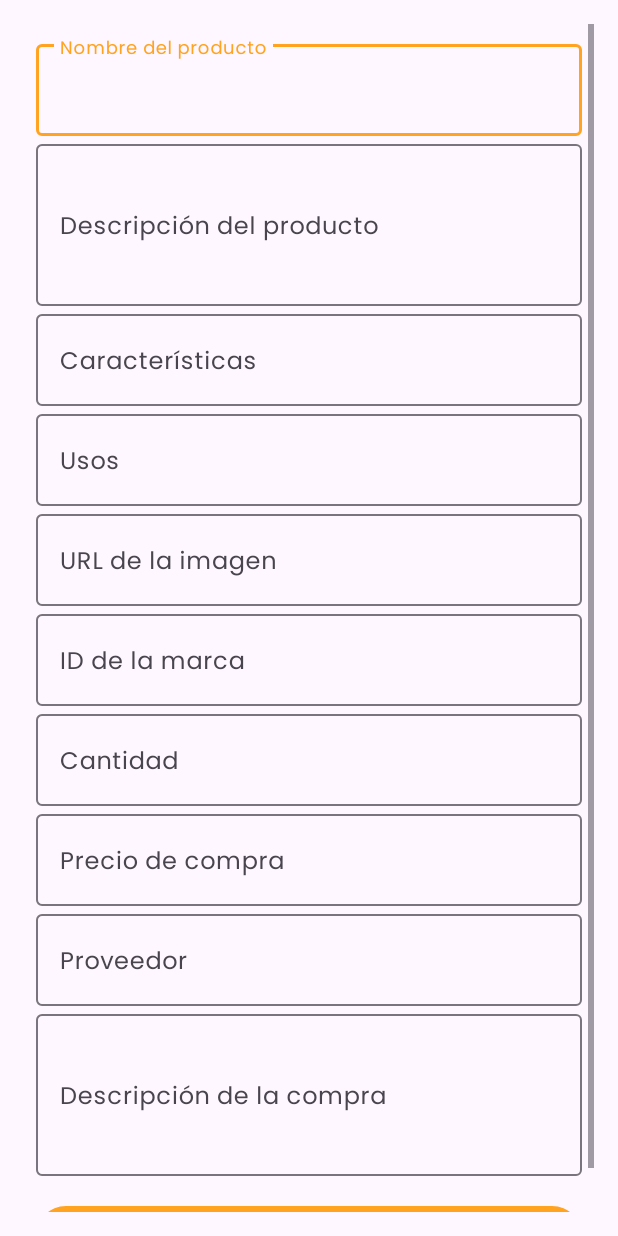
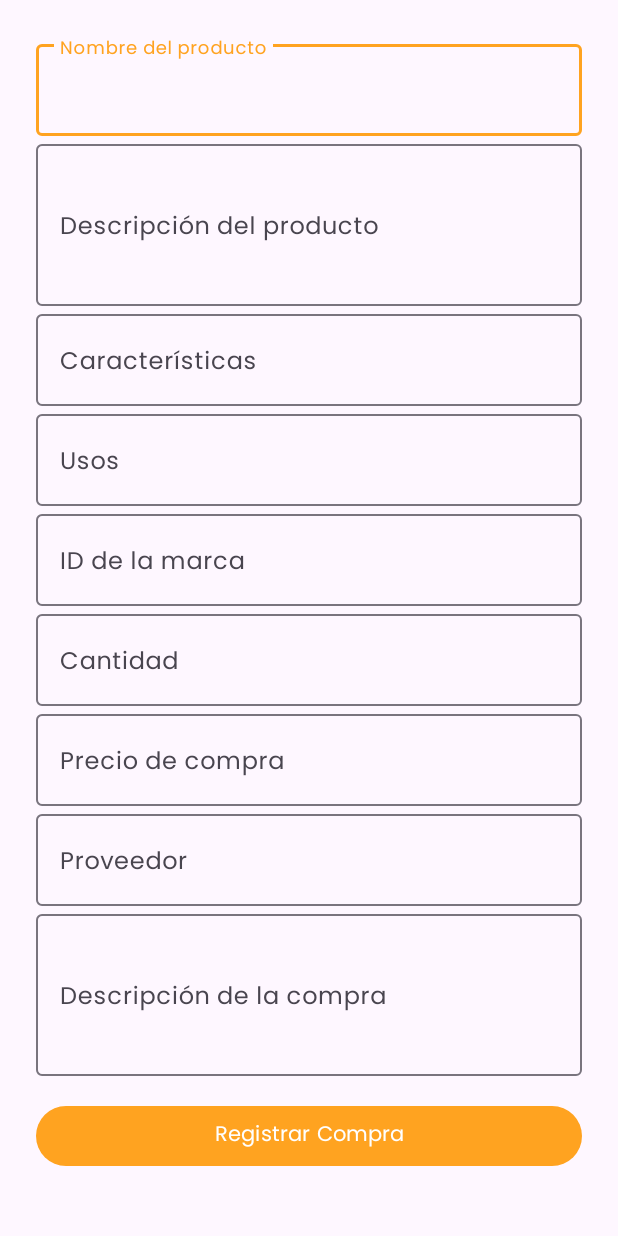
Before and after one commit to sellanFG/decorMiCasaMoviles, an Android app: the fragment RegistrarCompraNuevoFragment shown on its own in the app's theme, on a phone screen of 412 x 824 dp. Run offline under Robolectric (Android 15) with nearby library versions, the phone set to English and light mode, and no system bars.

Commit message:
cambitos_pequeños

```diff
--- a/app/src/main/java/com/example/decormicasa/ComprasAdapter.java
+++ b/app/src/main/java/com/example/decormicasa/ComprasAdapter.java
@@ -38,6 +38,7 @@ public class ComprasAdapter extends RecyclerView.Adapter<ComprasAdapter.ComprasV
         holder.tvProducto.setText("Producto Comprado: " + compra.getNombre());
         holder.tvProveedor.setText("Proveedor: " + compra.getProveedor());
         holder.tvPrecioCompra.setText("Precio Compra: $" + compra.getPrecioCompra());
+        holder.tvCantidad.setText("Cantidad Comprada: " + compra.getCantidad());
         holder.tvDescripcion.setText("Descripción: " + compra.getDescripcionCompra());
     }
 
@@ -48,7 +49,7 @@ public class ComprasAdapter extends RecyclerView.Adapter<ComprasAdapter.ComprasV
     }
 
     public static class ComprasViewHolder extends RecyclerView.ViewHolder {
-        TextView tvProducto, tvProveedor, tvPrecioCompra, tvDescripcion, tvFecha;
+        TextView tvProducto, tvProveedor, tvPrecioCompra, tvDescripcion, tvCantidad;
 
         public ComprasViewHolder(View itemView) {
             super(itemView);
@@ -56,6 +57,8 @@ public class ComprasAdapter extends RecyclerView.Adapter<ComprasAdapter.ComprasV
             tvProveedor = itemView.findViewById(R.id.tvProveedor);
             tvPrecioCompra = itemView.findViewById(R.id.tvPrecioCompra);
             tvDescripcion = itemView.findViewById(R.id.tvDescripcionCompra);
+            tvCantidad = itemView.findViewById(R.id.tvCantidad);
+
         }
     }
 }
--- a/app/src/main/java/com/example/decormicasa/ProductosAdapter.java
+++ b/app/src/main/java/com/example/decormicasa/ProductosAdapter.java
@@ -51,7 +51,6 @@ public class ProductosAdapter extends RecyclerView.Adapter<ProductosAdapter.Prod
         ProductRequest producto = productos.get(position);
 
         holder.textNombre.setText(producto.getNombre());
-        holder.textPrecioCompra.setText("Precio de Compra: $" + producto.getPrecioCompra());
         holder.textPrecioVenta.setText("Precio de Venta: $" + producto.getPrecioVenta());
         holder.textDescripcion.setText(producto.getDescripcion());
 
@@ -133,7 +132,6 @@ public class ProductosAdapter extends RecyclerView.Adapter<ProductosAdapter.Prod
         public ProductoViewHolder(@NonNull View itemView) {
             super(itemView);
             textNombre = itemView.findViewById(R.id.textNombre);
-            textPrecioCompra = itemView.findViewById(R.id.textPrecioCompra);
             textPrecioVenta = itemView.findViewById(R.id.textPrecioVenta);
             textDescripcion = itemView.findViewById(R.id.textDescripcion);
             imageProducto = itemView.findViewById(R.id.imageProducto);
--- a/app/src/main/java/com/example/decormicasa/RegistrarCompraNuevoFragment.java
+++ b/app/src/main/java/com/example/decormicasa/RegistrarCompraNuevoFragment.java
@@ -43,7 +43,6 @@ public class RegistrarCompraNuevoFragment extends Fragment {
         etProveedor = view.findViewById(R.id.etProveedor);
         etDescripcionCompra = view.findViewById(R.id.etDescripcionCompra);
 
-        etImagen = view.findViewById(R.id.etImagen);
         etCaracteristicas = view.findViewById(R.id.etCaracteristicas);
         etUsos = view.findViewById(R.id.etUsos);
         etIdMarca = view.findViewById(R.id.etIdMarca);
--- a/app/src/main/res/layout/fragment_registrar_compra_nuevo.xml
+++ b/app/src/main/res/layout/fragment_registrar_compra_nuevo.xml
@@ -58,17 +58,7 @@
                 android:inputType="text" />
         </com.google.android.material.textfield.TextInputLayout>
 
-        <!-- URL de la imagen -->
-        <com.google.android.material.textfield.TextInputLayout
-            android:layout_width="match_parent"
-            android:layout_height="wrap_content"
-            android:hint="URL de la imagen">
-            <com.google.android.material.textfield.TextInputEditText
-                android:id="@+id/etImagen"
-                android:layout_width="match_parent"
-                android:layout_height="wrap_content"
-                android:inputType="textUri" />
-        </com.google.android.material.textfield.TextInputLayout>
+
 
         <!-- ID de la marca -->
         <com.google.android.material.textfield.TextInputLayout
```
Also changed, not shown: app/src/main/res/layout/item_compras.xml (+9 -0 lines), app/src/main/res/layout/item_producto.xml (+1 -7 lines).
